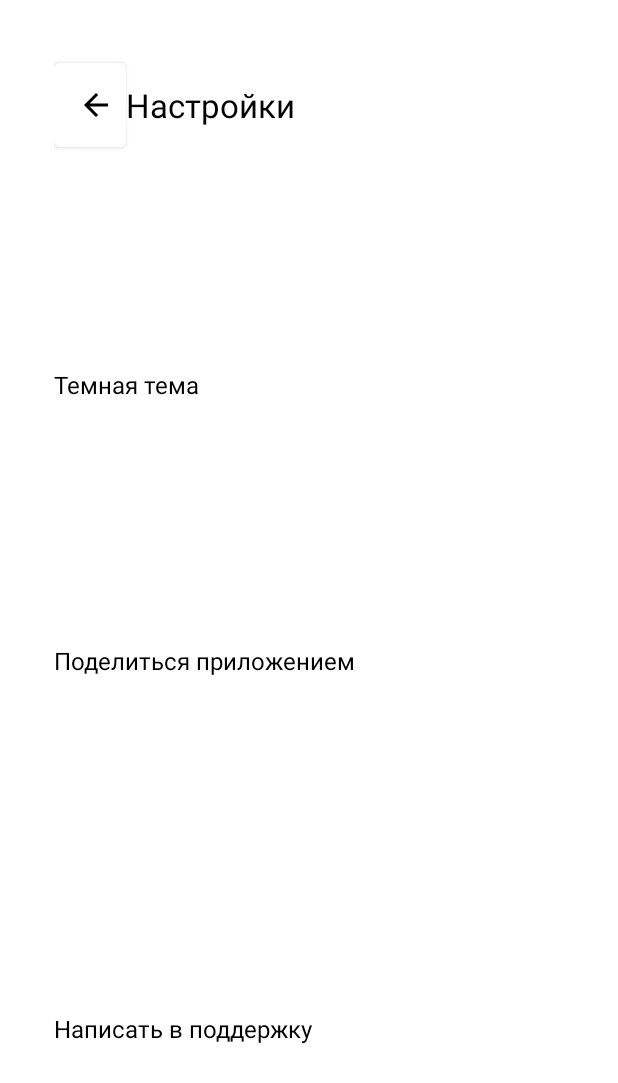
After one commit to ZarinaLebedeva/Playlist_Maker, an Android app: the layout activity_settings.xml on its own in the app's theme, with its tools: preview values and no code run, on a phone screen of 412 x 824 dp. The commit adds this screen. Shown: the top 1083 px of the screen. Run offline under Robolectric (Android 15) with nearby library versions, the phone set to English and light mode, and no system bars.

Commit message:
Init commit

```diff
--- a/app/src/main/AndroidManifest.xml
+++ b/app/src/main/AndroidManifest.xml
@@ -10,7 +10,7 @@
         android:label="@string/app_name"
         android:roundIcon="@mipmap/ic_launcher_round"
         android:supportsRtl="true"
-        android:theme="@style/Theme.PlaylistMaker"
+        android:theme="@style/Theme.MaterialComponents.DayNight.NoActionBar"
         tools:targetApi="31">
         <activity
             android:name=".MainActivity"
--- /dev/null
+++ b/app/src/main/res/drawable/arrow_back.xml
@@ -0,0 +1,13 @@
+<vector xmlns:android="http://schemas.android.com/apk/res/android"
+    android:width="24dp"
+    android:height="24dp"
+    android:viewportWidth="24"
+    android:viewportHeight="24">
+  <group>
+    <clip-path
+        android:pathData="M0,0h24v24h-24z"/>
+    <path
+        android:pathData="M20,11H7.83L13.42,5.41L12,4L4,12L12,20L13.41,18.59L7.83,13H20V11Z"
+        android:fillColor="#1A1B22"/>
+  </group>
+</vector>
--- /dev/null
+++ b/app/src/main/res/layout/activity_settings.xml
@@ -0,0 +1,83 @@
+<?xml version="1.0" encoding="utf-8"?>
+<LinearLayout xmlns:android="http://schemas.android.com/apk/res/android"
+    xmlns:app="http://schemas.android.com/apk/res-auto"
+    android:layout_width="match_parent"
+    android:layout_height="match_parent"
+    android:orientation="vertical"
+    android:background="@color/white"
+    android:padding="20dp">
+
+        <LinearLayout
+            android:layout_width="match_parent"
+            android:layout_height="wrap_content"
+                android:orientation="horizontal"
+                android:padding="@dimen/size_standard"
+                android:gravity="center_vertical"
+                android:layout_marginBottom="24dp" >
+
+
+
+        <Button
+            android:layout_width="48dp"
+            android:layout_height="wrap_content"
+            android:padding="@dimen/size_standard"
+            android:gravity="center_vertical"
+            android:backgroundTint="@color/white"
+            app:icon="@drawable/arrow_back"
+            app:iconTint="@color/black" />
+
+        <TextView
+            android:layout_width="wrap_content"
+            android:layout_height="wrap_content"
+            android:layout_gravity="center_vertical"
+            android:text="@string/settings_button"
+            android:textColor="@color/black"
+            android:textSize="22sp" />
+
+        </LinearLayout>
+
+
+        <TextView
+            android:layout_width="wrap_content"
+            android:layout_height="wrap_content"
+            android:layout_gravity="start"
+            android:layout_marginHorizontal="@dimen/size_standard"
+            android:layout_marginTop="101dp"
+            android:text="@string/dark_theme"
+            android:textColor="@color/black"
+            android:textSize="16sp"/>
+
+        <TextView
+            android:layout_width="wrap_content"
+            android:layout_height="wrap_content"
+            android:layout_gravity="start"
+            android:layout_marginHorizontal="@dimen/size_standard"
+            android:layout_marginTop="162dp"
+            android:text="@string/share_app"
+            android:textColor="@color/black"
+            android:textSize="16sp"/>
+
+        <TextView
+            android:layout_width="wrap_content"
+            android:layout_height="wrap_content"
+            android:layout_gravity="start"
+            android:layout_marginHorizontal="@dimen/size_standard"
+            android:layout_marginTop="223dp"
+            android:text="@string/support_message"
+            android:textColor="@color/black"
+            android:textSize="16sp"/>
+
+        <TextView
+            android:layout_width="wrap_content"
+            android:layout_height="wrap_content"
+            android:layout_gravity="start"
+            android:layout_marginHorizontal="@dimen/size_standard"
+            android:layout_marginTop="284dp"
+            android:text="@string/user_agreement"
+            android:textColor="@color/black"
+            android:textSize="16sp"/>
+
+
+
+
+</LinearLayout>
--- a/app/src/main/res/values/colors.xml
+++ b/app/src/main/res/values/colors.xml
@@ -2,4 +2,5 @@
 <resources>
     <color name="black">#FF000000</color>
     <color name="white">#FFFFFFFF</color>
+    <color name="blue">#3772E7</color>
 </resources>
--- /dev/null
+++ b/app/src/main/res/values/dimens.xml
@@ -0,0 +1,4 @@
+<?xml version="1.0" encoding="utf-8"?>
+<resources> <dimen name="size_standard">16dp</dimen>
+<dimen name="text_size_standard">22sp</dimen>
+</resources>
--- a/app/src/main/res/values/strings.xml
+++ b/app/src/main/res/values/strings.xml
@@ -1,3 +1,11 @@
 <resources>
     <string name="app_name">Playlist Maker</string>
+    <string name="title_hello">Привет, Практикум</string>
+    <string name="search_button">Поиск</string>
+    <string name="library_button">Медиатека</string>
+    <string name="settings_button">Настройки</string>
+    <string name="dark_theme">Темная тема</string>
+    <string name="share_app">Поделиться приложением</string>
+    <string name="support_message">Написать в поддержку</string>
+    <string name="user_agreement">Пользовательское соглашение</string>
 </resources>
```
Also changed, not shown: app/src/main/res/drawable/control.xml (added, +15 -0 lines), app/src/main/res/drawable/group.xml (added, +18 -0 lines), app/src/main/res/drawable/library.xml (added, +9 -0 lines), app/src/main/res/drawable/search.xml (added, +9 -0 lines), app/src/main/res/drawable/settings.xml (added, +9 -0 lines), app/src/main/res/drawable/vector.xml (added, +9 -0 lines), app/src/main/res/drawable/vector_2.xml (added, +9 -0 lines), app/src/main/res/layout/activity_main.xml (+81 -10 lines), 1 other file.
